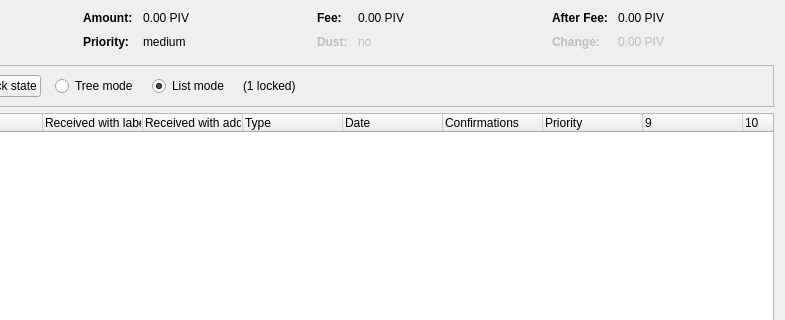
Above: src/qt/forms/coincontroldialog.ui from private-datagram/pdg-core before the change; both pictures show x 169 to 954 and y 0 to 320 of the 954 by 500 pixel window. Below: the same form after it.
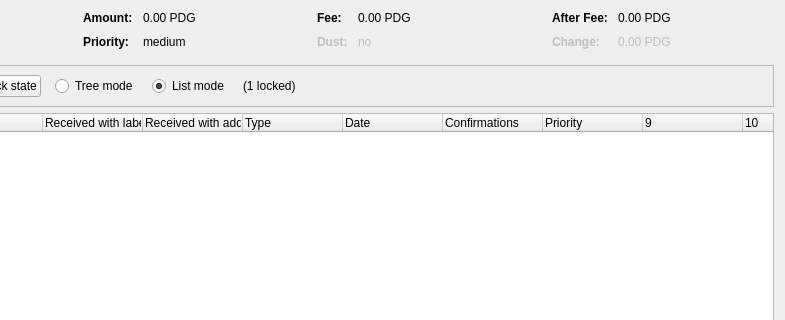
That is the form after the change. Custom widgets are drawn as their Qt base class.

What changed in the file:
```diff
--- a/src/qt/forms/coincontroldialog.ui
+++ b/src/qt/forms/coincontroldialog.ui
@@ -132,7 +132,7 @@
           <enum>Qt::ActionsContextMenu</enum>
          </property>
          <property name="text">
-          <string notr="true">0.00 PIV</string>
+          <string notr="true">0.00 PDG</string>
          </property>
          <property name="textInteractionFlags">
           <set>Qt::LinksAccessibleByMouse|Qt::TextSelectableByKeyboard|Qt::TextSelectableByMouse</set>
@@ -206,7 +206,7 @@
           <enum>Qt::ActionsContextMenu</enum>
          </property>
          <property name="text">
-          <string notr="true">0.00 PIV</string>
+          <string notr="true">0.00 PDG</string>
          </property>
          <property name="textInteractionFlags">
           <set>Qt::LinksAccessibleByMouse|Qt::TextSelectableByKeyboard|Qt::TextSelectableByMouse</set>
@@ -286,7 +286,7 @@
           <enum>Qt::ActionsContextMenu</enum>
          </property>
          <property name="text">
-          <string notr="true">0.00 PIV</string>
+          <string notr="true">0.00 PDG</string>
          </property>
          <property name="textInteractionFlags">
           <set>Qt::LinksAccessibleByMouse|Qt::TextSelectableByKeyboard|Qt::TextSelectableByMouse</set>
@@ -321,7 +321,7 @@
           <enum>Qt::ActionsContextMenu</enum>
          </property>
          <property name="text">
-          <string notr="true">0.00 PIV</string>
+          <string notr="true">0.00 PDG</string>
          </property>
          <property name="textInteractionFlags">
           <set>Qt::LinksAccessibleByMouse|Qt::TextSelectableByKeyboard|Qt::TextSelectableByMouse</set>
```
